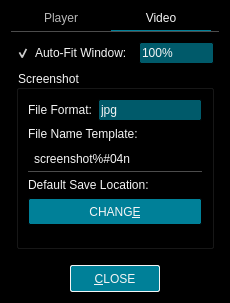
First picture: the form in src/ui/preferencesdialog.ui, repository u8sand/Baka-MPlayer, before the edit.
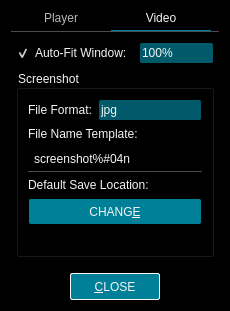
Second picture: the form after the edit. The open tabs and pages were chosen to show the change. Icons and pictures are not drawn.

Commit message: Consolidate common widget stylesheets

The edit to the form file:
```diff
--- a/src/ui/preferencesdialog.ui
+++ b/src/ui/preferencesdialog.ui
@@ -7,7 +7,7 @@
     <x>0</x>
     <y>0</y>
     <width>230</width>
-    <height>303</height>
+    <height>311</height>
    </rect>
   </property>
   <property name="windowTitle">
@@ -20,6 +20,43 @@
 	color: whitesmoke;
 }
 
+/* QComboBox */
+
+QComboBox {
+	background: #005A6A;
+	border: 1px solid black;
+	border-radius: 2px;
+	padding: 2px;
+}
+QComboBox::drop-down {
+    border: none;
+}
+QComboBox::down-arrow {
+	image: url(:/img/down-arrow.svg);
+}
+
+/* QPushButton */
+
+QPushButton {
+    background: #008098;
+	color: whitesmoke;
+	border: 1px solid black;
+	border-radius: 2px;
+    min-width: 88px;
+	min-height: 25px;
+}
+QPushButton:default {
+	border: 1px solid whitesmoke;
+}
+QPushButton:pressed {
+    background: #005A6A;
+}
+QPushButton:disabled {
+	background: black;
+	border: 1px solid #008098;
+    color: #B8B8B8;
+}
+
 /* QScrollBar:vertical */
 
 QScrollBar:vertical {
@@ -359,27 +396,6 @@
      </item>
      <item>
       <widget class="QPushButton" name="closeButton">
-       <property name="styleSheet">
-        <string notr="true">QPushButton {
-    background: #008098;
-	color: whitesmoke;
-	border: 1px solid black;
-	border-radius: 2px;
-    min-width: 88px;
-	min-height: 25px;
-}
-QPushButton:default {
-	border: 1px solid whitesmoke;
-}
-QPushButton:pressed {
-    background: #005A6A;
-}
-QPushButton:disabled {
-	background: black;
-	border: 1px solid #008098;
-    color: #B8B8B8;
-}</string>
-       </property>
        <property name="text">
         <string>&amp;CLOSE</string>
        </property>
```
Left out of the diff: 51 changed lines with no effect on the pictures. The commit also changes 6 other files.
